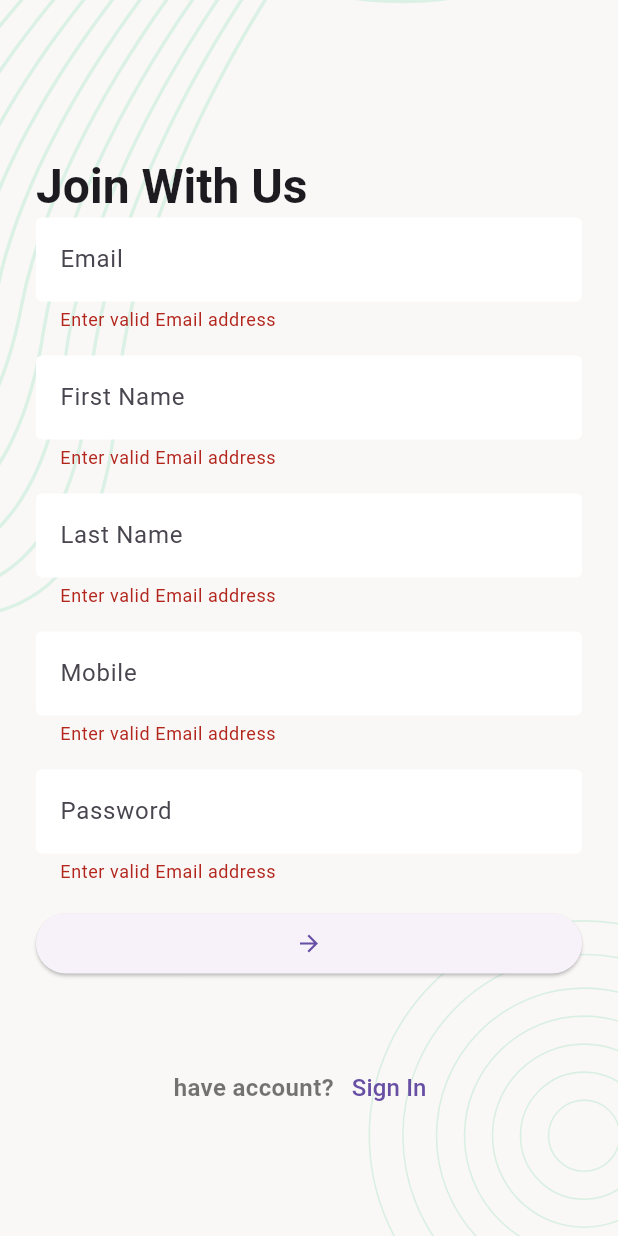
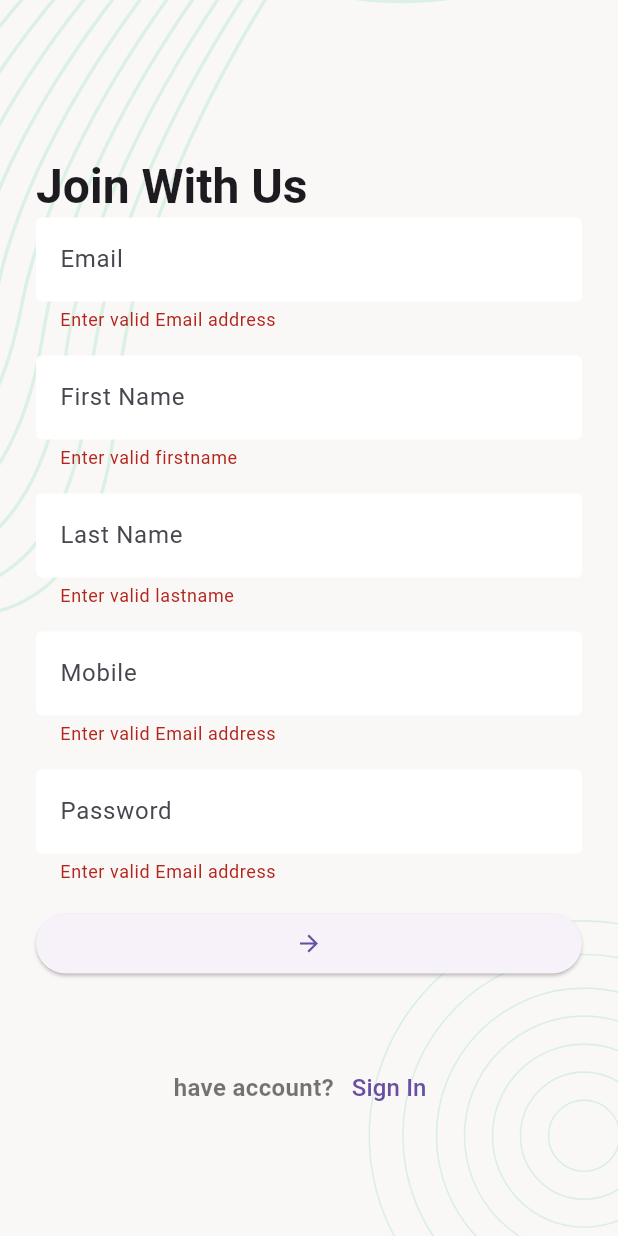
Before and after one commit to saif-ibne-ali/flutter_projects, a Flutter app: the SignUpScreen screen opened directly, after a tap on the "arrow forward" icon, on a phone screen of 412 x 824 dp. Run offline on Flutter 3.47's test engine with Material 3 defaults, Android fonts, the phone set to English and light mode, and no system bars; our stand-ins replace email_validator, flutter_svg, pin_code_fields, shared_preferences; accounts and stored records are empty.

Commit message:
Email Validator implemented for SignUp

```diff
--- a/lib/ui/screens/sign_up_screen.dart
+++ b/lib/ui/screens/sign_up_screen.dart
@@ -1,3 +1,4 @@
+import 'package:email_validator/email_validator.dart';
 import 'package:flutter/material.dart';
 import 'package:task_manger/data/network_caller/network_caller.dart';
 import 'package:task_manger/data/network_caller/network_response.dart';
@@ -47,9 +48,9 @@ class _SignUpScreenState extends State<SignUpScreen> {
                       decoration: const InputDecoration(
                         hintText: 'Email',
                       ),
+                      //Email Validation using email_validator
                       validator: (String? value) {
-                        //todo - validate the email address with regex
-                        if (value?.trim().isEmpty ?? true) {
+                        if (!EmailValidator.validate(value ?? '')) {
                           return 'Enter valid Email address';
                         }
                         return null;
@@ -63,7 +64,7 @@ class _SignUpScreenState extends State<SignUpScreen> {
                       ),
                       validator: (String? value) {
                         if (value?.trim().isEmpty ?? true) {
-                          return 'Enter valid Email address';
+                          return 'Enter valid firstname';
                         }
                         return null;
                       },
@@ -76,7 +77,7 @@ class _SignUpScreenState extends State<SignUpScreen> {
                       ),
                       validator: (String? value) {
                         if (value?.trim().isEmpty ?? true) {
-                          return 'Enter valid Email address';
+                          return 'Enter valid lastname';
                         }
                         return null;
                       },
--- a/pubspec.yaml
+++ b/pubspec.yaml
@@ -13,11 +13,11 @@ dependencies:
   flutter:
     sdk: flutter
 
-  cupertino_icons: ^1.0.2
   flutter_svg: ^2.0.9
   pin_code_fields: ^8.0.1
   http: ^1.1.0
   shared_preferences: ^2.2.2
+  email_validator: ^2.1.17
 
 dev_dependencies:
   flutter_test:
```
Also changed, not shown: lib/ui/screens/add_new_task_screen.dart (+5 -3 lines), pubspec.lock.
